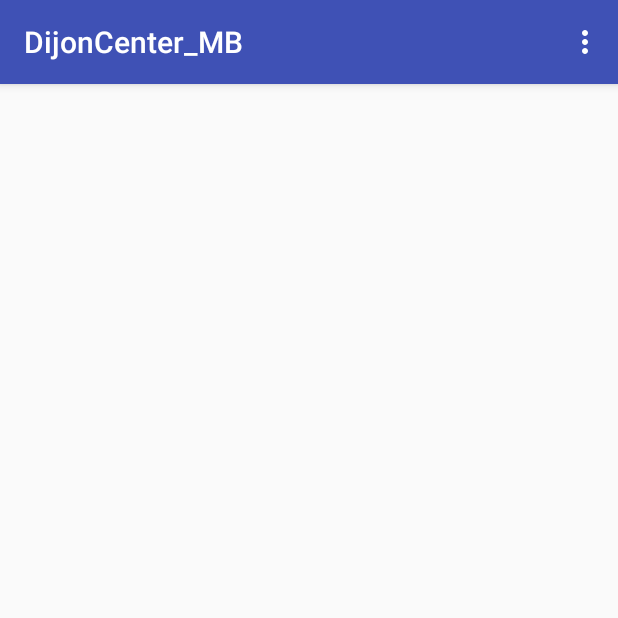
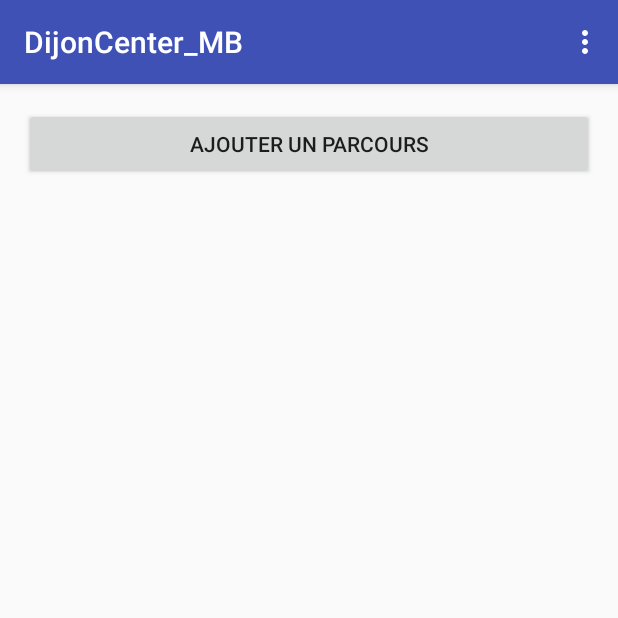
Before and after one commit to wasmax/DijonCenter_MB, an Android app: the screen it shows after launch (ParcoursActivity), in the options menu, after a tap on "Mes Parcours", on a phone screen of 412 x 824 dp, the top half of it. Run offline under Robolectric (Android 15) with nearby library versions, the phone set to English and light mode, and no system bars; 4 statements that could not run were skipped.

Commit message:
Commit 18h30

```diff
--- a/app/build.gradle
+++ b/app/build.gradle
@@ -21,7 +21,8 @@ android {
 
 dependencies {
     compile fileTree(dir: 'libs', include: ['*.jar'])
-    testCompile 'junit:junit:4.12'
     compile 'com.android.support:appcompat-v7:24.2.1'
     compile 'com.google.android.gms:play-services-appindexing:8.1.0'
+    compile 'com.android.support.constraint:constraint-layout:1.0.2'
+    testCompile 'junit:junit:4.12'
 }
--- a/app/src/main/AndroidManifest.xml
+++ b/app/src/main/AndroidManifest.xml
@@ -26,7 +26,8 @@
             android:name="com.google.android.gms.version"
             android:value="@integer/google_play_services_version" />
 
-        <activity android:name=".ParcoursActivity"></activity>
+        <activity android:name=".ParcoursActivity" />
+        <activity android:name=".AddParcoursActivity"></activity>
     </application>
 
 </manifest>
--- /dev/null
+++ b/app/src/main/java/com/example/barthelemy/dijoncenter_mb/Adapters/ParcoursAdapter.java
@@ -0,0 +1,104 @@
+package com.example.barthelemy.dijoncenter_mb.Adapters;
+
+import android.content.Context;
+import android.database.Cursor;
+import android.database.sqlite.SQLiteDatabase;
+import android.view.LayoutInflater;
+import android.view.View;
+import android.view.ViewGroup;
+import android.widget.BaseAdapter;
+import android.widget.TextView;
+
+import com.example.barthelemy.dijoncenter_mb.Database.DiiageBaseDb;
+import com.example.barthelemy.dijoncenter_mb.Model.Parcours;
+import com.example.barthelemy.dijoncenter_mb.R;
+
+import java.text.ParseException;
+import java.text.SimpleDateFormat;
+import java.util.ArrayList;
+import java.util.Date;
+
+/**
+ * Created by Max on 20/09/2017.
+ */
+
+public class ParcoursAdapter extends BaseAdapter {
+
+    public static final String TABLE = "parcours";
+    public SQLiteDatabase db;
+    ArrayList<Parcours> list;
+    Context context;
+
+    public ParcoursAdapter(SQLiteDatabase db) {
+        this.db = db;
+    }
+
+    public ParcoursAdapter(SQLiteDatabase db, Context context) {
+        this.db = db;
+        this.list = getAllParcours();
+        this.context = context;
+    }
+
+    public ArrayList<Parcours> getAllParcours() {
+
+        Cursor c = db.query("parcours", new String[]{"id", "idCinema", "idRestaurant", "date_creation", "date_realisation", "commentaire", "statut"}, //table
+                null,
+                null, //parametre de selection
+                null, //order
+                null, //group
+                null); //limit
+
+        ArrayList<Parcours> parcours = new ArrayList<>();
+
+        while (c.moveToNext()) {
+            Parcours comm = new Parcours(c.getString(1), c.getString(2), c.getString(3), c.getString(4), c.getString(5), c.getString(6));
+            parcours.add(comm);
+        }
+
+        c.close();
+
+        return parcours;
+    }
+
+    @Override
+    public int getCount() {
+        return 0;
+    }
+
+    @Override
+    public Object getItem(int i) {
+        return null;
+    }
+
+    @Override
+    public long getItemId(int i) {
+        return 0;
+    }
+
+    @Override
+    public View getView(int i, View view, ViewGroup viewGroup) {
+        if (view == null) {
+            view = LayoutInflater.from(context).
+                    inflate(R.layout.layout_list_view_row_items, viewGroup, false);
+        }
+
+        Parcours current = list.get(i);
+
+        TextView textViewItemName = (TextView)
+                view.findViewById(R.id.text_view_item_name);
+        TextView textViewItemAuthor = (TextView)
+                view.findViewById(R.id.text_view_item_description);
+        TextView textViewItemDescription = (TextView)
+                view.findViewById(R.id.text_view_item_address);
+
+        String dataTitle = "Cinéma : " + current.getIdCinema().toString() + " & Restaurant : " + current.getIdRestaurant().toString();
+        String dataAuth = current.getCommentaire();
+        String dataGenre = "Le : " + current.getDateRealisation().toString() + " / Statut : " + current.getStatut();
+
+        textViewItemName.setText(dataTitle);
+        textViewItemAuthor.setText(dataAuth);
+        textViewItemDescription.setText(dataGenre);
+
+        return view;
+    }
+}
--- /dev/null
+++ b/app/src/main/java/com/example/barthelemy/dijoncenter_mb/Database/DiiageBaseDb.java
@@ -0,0 +1,37 @@
+package com.example.barthelemy.dijoncenter_mb.Database;
+
+import android.content.Context;
+import android.database.sqlite.SQLiteDatabase;
+import android.database.sqlite.SQLiteOpenHelper;
+
+/**
+ * Created by Max on 20/09/2017.
+ */
+
+public class DiiageBaseDb extends SQLiteOpenHelper {
+
+    public static final int DATABASE_VERSION = 1;
+    public static final String DATABASE_NAME = "diiagebase.db";
+
+    public DiiageBaseDb(Context context)
+    {
+        super(context, DATABASE_NAME, null, DATABASE_VERSION);
+    }
+
+    @Override
+    public void onCreate(SQLiteDatabase sqLiteDatabase) {
+        sqLiteDatabase.execSQL("CREATE TABLE Parcours ( "
+                + "id INTEGER PRIMARY KEY  AUTOINCREMENT  NOT NULL ," +
+                " idCinema VARCHAR NOT NULL ," +
+                " idRestaurant VARCHAR NOT NULL ," +
+                " date_creation DATE NOT NULL ," +
+                " date_realisation DATE NOT NULL ," +
+                " commentaire VARCHAR NOT NULL ," +
+                " statut VARCHAR NOT NULL );");
+    }
+
+    @Override
+    public void onUpgrade(SQLiteDatabase sqLiteDatabase, int i, int i1) {
+
+    }
+}
--- a/app/src/main/java/com/example/barthelemy/dijoncenter_mb/ParcoursActivity.java
+++ b/app/src/main/java/com/example/barthelemy/dijoncenter_mb/ParcoursActivity.java
@@ -1,19 +1,67 @@
 package com.example.barthelemy.dijoncenter_mb;
 
 import android.content.Intent;
+import android.database.sqlite.SQLiteDatabase;
+import android.os.AsyncTask;
 import android.support.v7.app.AppCompatActivity;
 import android.os.Bundle;
+import android.util.Log;
 import android.view.Menu;
 import android.view.MenuInflater;
 import android.view.MenuItem;
+import android.view.View;
+import android.widget.ArrayAdapter;
+import android.widget.Button;
+import android.widget.ListView;
 import android.widget.Toast;
 
+import com.example.barthelemy.dijoncenter_mb.Adapters.ParcoursAdapter;
+import com.example.barthelemy.dijoncenter_mb.Adapters.PoisAdapter;
+import com.example.barthelemy.dijoncenter_mb.Database.DiiageBaseDb;
+import com.example.barthelemy.dijoncenter_mb.Model.Location;
+import com.example.barthelemy.dijoncenter_mb.Model.Parcours;
+import com.example.barthelemy.dijoncenter_mb.Model.Pois;
+import com.example.barthelemy.dijoncenter_mb.Model.Position;
+
+import org.json.JSONArray;
+import org.json.JSONException;
+import org.json.JSONObject;
+
+import java.io.BufferedReader;
+import java.io.InputStreamReader;
+import java.net.HttpURLConnection;
+import java.net.URL;
+import java.text.ParseException;
+import java.util.ArrayList;
+
 public class ParcoursActivity extends AppCompatActivity {
+
+    Button btnAdd;
+    ListView lv;
 
     @Override
     protected void onCreate(Bundle savedInstanceState) {
         super.onCreate(savedInstanceState);
         setContentView(R.layout.activity_parcours);
+
+        btnAdd = (Button)findViewById(R.id.btnAdd);
+        lv = (ListView)findViewById(R.id.lstParcours);
+
+        btnAdd.setOnClickListener(new View.OnClickListener() {
+            @Override
+            public void onClick(View view) {
+                Intent i = new Intent(ParcoursActivity.this, AddParcoursActivity.class);
+                startActivity(i);
+            }
+        });
+
+        DiiageBaseDb myDb = new DiiageBaseDb(this);
+        SQLiteDatabase db = myDb.getWritableDatabase();
+        ParcoursAdapter pa = new ParcoursAdapter(db, ParcoursActivity.this);
+
+        ArrayAdapter<Parcours> adapter = new ArrayAdapter<Parcours>(this,
+                    android.R.layout.simple_list_item_1, pa.getAllParcours());
+        lv.setAdapter(adapter);
     }
 
     public boolean onCreateOptionsMenu(Menu menu) {
--- a/app/src/main/res/layout/activity_parcours.xml
+++ b/app/src/main/res/layout/activity_parcours.xml
@@ -1,5 +1,5 @@
 <?xml version="1.0" encoding="utf-8"?>
-<RelativeLayout xmlns:android="http://schemas.android.com/apk/res/android"
+<LinearLayout xmlns:android="http://schemas.android.com/apk/res/android"
     xmlns:tools="http://schemas.android.com/tools"
     android:layout_width="match_parent"
     android:layout_height="match_parent"
@@ -7,6 +7,22 @@
     android:paddingLeft="@dimen/activity_horizontal_margin"
     android:paddingRight="@dimen/activity_horizontal_margin"
     android:paddingTop="@dimen/activity_vertical_margin"
-    tools:context="com.example.barthelemy.dijoncenter_mb.ParcoursActivity">
+    tools:context="com.example.barthelemy.dijoncenter_mb.ParcoursActivity"
+    android:orientation="vertical"
+    android:weightSum="1">
 
-</RelativeLayout>
+    <Button
+        android:id="@+id/btnAdd"
+        android:layout_width="match_parent"
+        android:layout_height="wrap_content"
+        android:text="Ajouter un parcours" />
+
+    <ListView
+        android:id="@+id/lstParcours"
+        android:layout_width="match_parent"
+        android:layout_height="394dp"
+        android:layout_alignParentTop="true"
+        android:layout_centerHorizontal="true"
+        android:layout_weight="1.36" />
+
+</LinearLayout>
```
Also changed, not shown: app/src/main/java/com/example/barthelemy/dijoncenter_mb/AddParcoursActivity.java (added, +208 -0 lines), app/src/main/java/com/example/barthelemy/dijoncenter_mb/Model/Parcours.java (added, +73 -0 lines), app/src/main/res/layout/activity_add_parcours.xml (added, +103 -0 lines).
